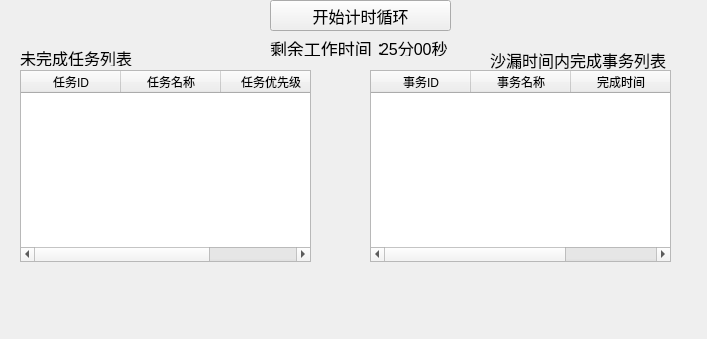
Before: the Qt Designer form pma/tasktime.ui in FlyingGarfield/productManager_assistant, drawn with Qt 5.
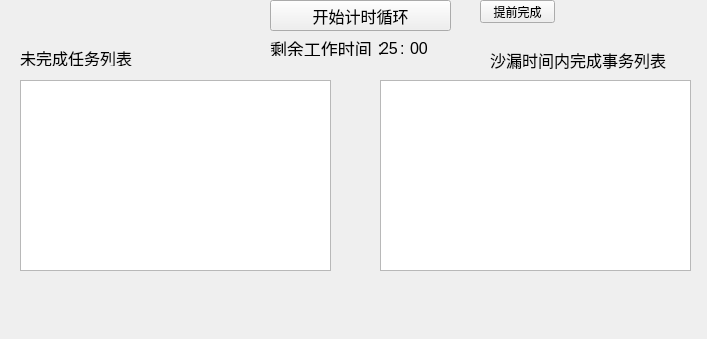
After: the same form once the commit is applied.

Diff of the .ui file:
```diff
--- a/pma/tasktime.ui
+++ b/pma/tasktime.ui
@@ -54,7 +54,7 @@
     <rect>
      <x>380</x>
      <y>40</y>
-     <width>71</width>
+     <width>21</width>
      <height>16</height>
     </rect>
    </property>
@@ -64,34 +64,9 @@
     </font>
    </property>
    <property name="text">
-    <string>25分00秒</string>
+    <string>25</string>
    </property>
   </widget>
-  <widget class="QTableWidget" name="tableWidget">
-   <property name="geometry">
-    <rect>
-     <x>20</x>
-     <y>70</y>
-     <width>291</width>
-     <height>192</height>
-    </rect>
-   </property>
-   <column>
-    <property name="text">
-     <string>任务ID</string>
-    </property>
-   </column>
-   <column>
-    <property name="text">
-     <string>任务名称</string>
-    </property>
-   </column>
-   <column>
-    <property name="text">
-     <string>任务优先级</string>
-    </property>
-   </column>
-  </widget>
   <widget class="QLabel" name="label_3">
    <property name="geometry">
     <rect>
@@ -110,31 +85,6 @@
     <string>未完成任务列表</string>
    </property>
   </widget>
-  <widget class="QTableWidget" name="tableWidget_2">
-   <property name="geometry">
-    <rect>
-     <x>370</x>
-     <y>70</y>
-     <width>301</width>
-     <height>192</height>
-    </rect>
-   </property>
-   <column>
-    <property name="text">
-     <string>事务ID</string>
-    </property>
-   </column>
-   <column>
-    <property name="text">
-     <string>事务名称</string>
-    </property>
-   </column>
-   <column>
-    <property name="text">
-     <string>完成时间</string>
-    </property>
-   </column>
-  </widget>
   <widget class="QLabel" name="label_4">
    <property name="geometry">
     <rect>
@@ -153,6 +103,75 @@
     <string>沙漏时间内完成事务列表</string>
    </property>
   </widget>
+  <widget class="QTableView" name="renwu">
+   <property name="geometry">
+    <rect>
+     <x>20</x>
+     <y>80</y>
+     <width>311</width>
+     <height>191</height>
+    </rect>
+   </property>
+  </widget>
+  <widget class="QTableView" name="shiwu">
+   <property name="geometry">
+    <rect>
+     <x>380</x>
+     <y>80</y>
+     <width>311</width>
+     <height>191</height>
+    </rect>
+   </property>
+  </widget>
+  <widget class="QLabel" name="miao">
+   <property name="geometry">
+    <rect>
+     <x>410</x>
+     <y>40</y>
+     <width>21</width>
+     <height>16</height>
+    </rect>
+   </property>
+   <property name="font">
+    <font>
+     <pointsize>12</pointsize>
+    </font>
+   </property>
+   <property name="text">
+    <string>00</string>
+   </property>
+  </widget>
+  <widget class="QLabel" name="miao_2">
+   <property name="geometry">
+    <rect>
+     <x>400</x>
+     <y>40</y>
+     <width>21</width>
+     <height>16</height>
+    </rect>
+   </property>
+   <property name="font">
+    <font>
+     <pointsize>12</pointsize>
+    </font>
+   </property>
+   <property name="text">
+    <string>:</string>
+   </property>
+  </widget>
+  <widget class="QPushButton" name="pushButton_2">
+   <property name="geometry">
+    <rect>
+     <x>480</x>
+     <y>0</y>
+     <width>75</width>
+     <height>23</height>
+    </rect>
+   </property>
+   <property name="text">
+    <string>提前完成</string>
+   </property>
+  </widget>
  </widget>
  <resources/>
  <connections/>
```
Left out of the diff: 2 changed lines with no effect on the pictures.
